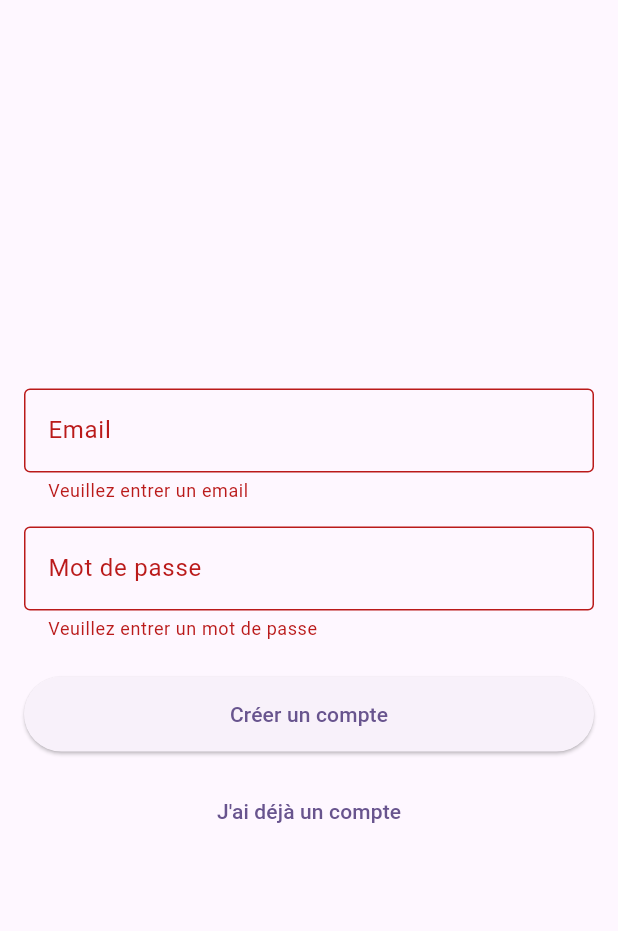
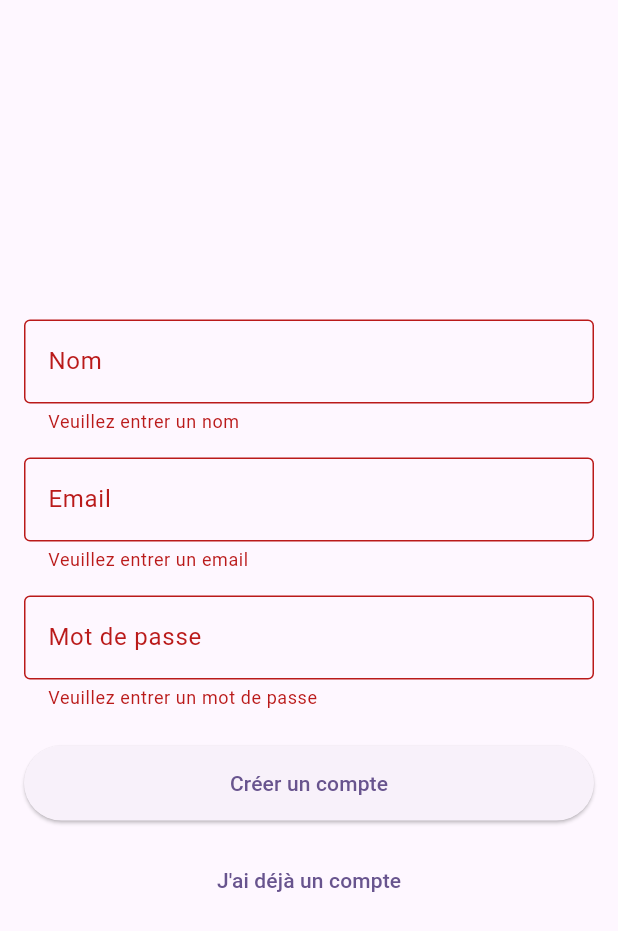
Before and after one commit to NicolasBorlet/Tricount-App, a Flutter app: the screen it shows after launch, after a tap on "Se connecter", after a tap on "Créer un nouveau compte", after a tap on "Créer un compte", on a phone screen of 412 x 824 dp. Shown: the top 931 px of the screen. Run offline on Flutter 3.47's test engine with Material 3 defaults, Android fonts, the phone set to English and light mode, and no system bars; our stand-ins replace cloud_firestore, firebase_auth, firebase_core; accounts and stored records are empty; generated files the repository leaves out were written again; statements that could not run were skipped.

Commit message:
Update sign in

```diff
--- a/lib/screens/auth_screen.dart
+++ b/lib/screens/auth_screen.dart
@@ -1,5 +1,6 @@
 import 'package:flutter/material.dart';
 import 'package:firebase_auth/firebase_auth.dart';
+import 'package:cloud_firestore/cloud_firestore.dart';
 
 class AuthScreen extends StatefulWidget {
   const AuthScreen({super.key});
@@ -12,6 +13,7 @@ class _AuthScreenState extends State<AuthScreen> {
   final _formKey = GlobalKey<FormState>();
   final _emailController = TextEditingController();
   final _passwordController = TextEditingController();
+  final _nameController = TextEditingController();
   bool _isLogin = true;
   bool _isLoading = false;
 
@@ -27,10 +29,15 @@ class _AuthScreenState extends State<AuthScreen> {
           password: _passwordController.text,
         );
       } else {
-        await FirebaseAuth.instance.createUserWithEmailAndPassword(
+        final userCredential = await FirebaseAuth.instance.createUserWithEmailAndPassword(
           email: _emailController.text.trim(),
           password: _passwordController.text,
         );
+
+        await FirebaseFirestore.instance.collection('users').doc(userCredential.user!.uid).set({
+          'email': _emailController.text.trim(),
+          'name': _nameController.text.trim(),
+        });
       }
     } on FirebaseAuthException catch (e) {
       String message;
@@ -69,6 +76,20 @@ class _AuthScreenState extends State<AuthScreen> {
             child: Column(
               mainAxisAlignment: MainAxisAlignment.center,
               children: [
+                if (!_isLogin) TextFormField(
+                  controller: _nameController,
+                  decoration: const InputDecoration(
+                    labelText: 'Nom',
+                    border: OutlineInputBorder(),
+                  ),
+                  validator: (value) {
+                    if (value == null || value.isEmpty) {
+                      return 'Veuillez entrer un nom';
+                    }
+                    return null;
+                  },
+                ),
+                if (!_isLogin) const SizedBox(height: 16),
                 TextFormField(
                   controller: _emailController,
                   decoration: const InputDecoration(
@@ -135,6 +156,7 @@ class _AuthScreenState extends State<AuthScreen> {
   void dispose() {
     _emailController.dispose();
     _passwordController.dispose();
+    _nameController.dispose();
     super.dispose();
   }
 }
```
Also changed, not shown: lib/screens/tricounts_screen.dart (+8 -4 lines), 1 other file.
